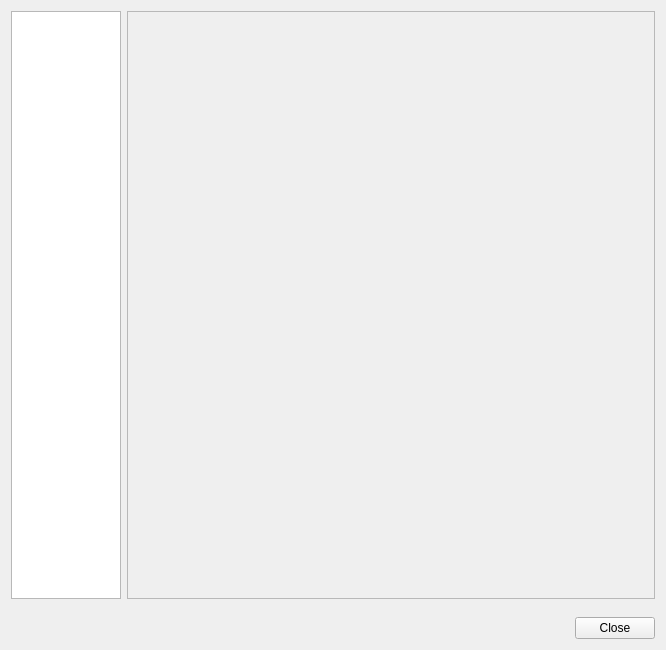
Old version of the form src/preferences/configdialog.ui in the repository MUME/MMapper.
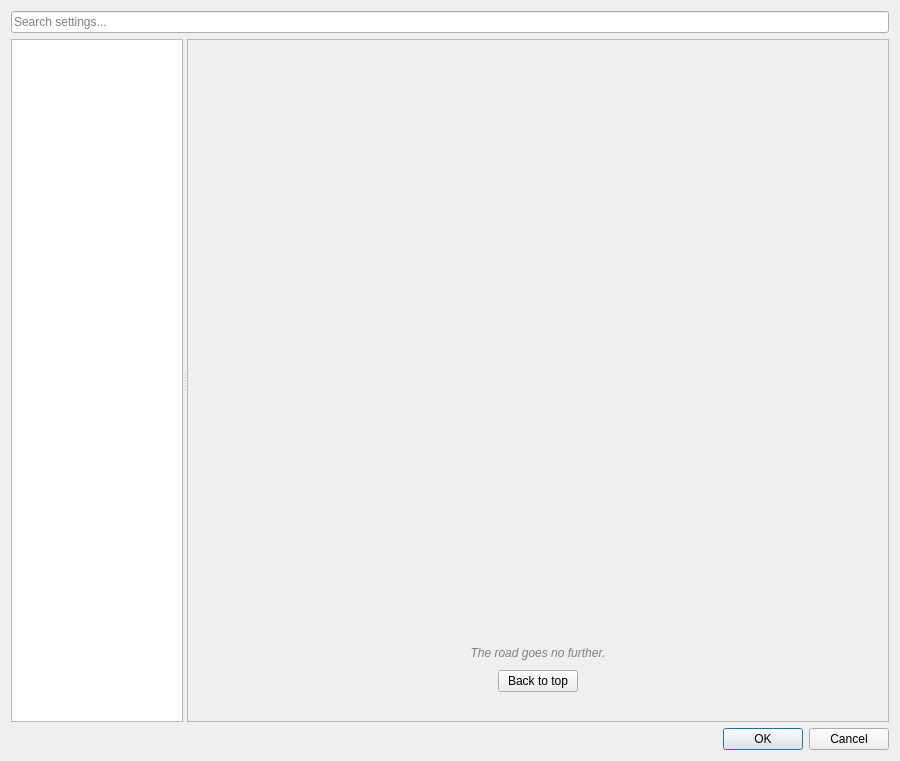
New version of the form.

Commit message: overhaul Preferences dialog with search and scroll-sync (#518)

The edit to the form file:
```diff
--- a/src/preferences/configdialog.ui
+++ b/src/preferences/configdialog.ui
@@ -6,106 +6,198 @@
    <rect>
     <x>0</x>
     <y>0</y>
-    <width>666</width>
-    <height>650</height>
+    <width>900</width>
+    <height>761</height>
    </rect>
   </property>
   <layout class="QVBoxLayout" name="_4">
    <item>
     <layout class="QHBoxLayout" name="_3">
      <item>
-      <widget class="QListWidget" name="contentsWidget">
-       <property name="minimumSize">
-        <size>
-         <width>110</width>
-         <height>0</height>
-        </size>
+      <widget class="QLineEdit" name="searchBar">
+       <property name="placeholderText">
+        <string>Search settings...</string>
        </property>
-       <property name="maximumSize">
-        <size>
-         <width>110</width>
-         <height>16777215</height>
-        </size>
-       </property>
-       <property name="iconSize">
-        <size>
-         <width>70</width>
-         <height>70</height>
-        </size>
-       </property>
-       <property name="spacing">
-        <number>9</number>
-       </property>
-       <property name="viewMode">
-        <enum>QListView::IconMode</enum>
+       <property name="clearButtonEnabled">
+        <bool>true</bool>
        </property>
       </widget>
      </item>
-     <item>
+    </layout>
+   </item>
+   <item>
+    <widget class="QSplitter" name="mainSplitter">
+     <property name="sizePolicy">
+      <sizepolicy hsizetype="Expanding" vsizetype="MinimumExpanding">
+       <horstretch>0</horstretch>
+       <verstretch>0</verstretch>
+      </sizepolicy>
+     </property>
+     <property name="orientation">
+      <enum>Qt::Orientation::Horizontal</enum>
+     </property>
+     <widget class="QListWidget" name="contentsWidget">
+      <property name="sizePolicy">
+       <sizepolicy hsizetype="Minimum" vsizetype="Minimum">
+        <horstretch>0</horstretch>
+        <verstretch>0</verstretch>
+       </sizepolicy>
+      </property>
+      <property name="sizeAdjustPolicy">
+       <enum>QAbstractScrollArea::SizeAdjustPolicy::AdjustToContents</enum>
+      </property>
+     </widget>
+     <widget class="QStackedWidget" name="rightStack">
+      <property name="currentIndex">
+       <number>0</number>
+      </property>
       <widget class="QScrollArea" name="pagesScrollArea">
-       <property name="minimumSize">
-        <size>
-         <width>520</width>
-         <height>300</height>
-        </size>
+       <property name="sizePolicy">
+        <sizepolicy hsizetype="MinimumExpanding" vsizetype="Expanding">
+         <horstretch>0</horstretch>
+         <verstretch>0</verstretch>
+        </sizepolicy>
+       </property>
+       <property name="horizontalScrollBarPolicy">
+        <enum>Qt::ScrollBarPolicy::ScrollBarAsNeeded</enum>
        </property>
        <property name="widgetResizable">
         <bool>true</bool>
        </property>
        <widget class="QWidget" name="scrollAreaWidgetContents">
-        <property name="geometry">
-         <rect>
-          <x>0</x>
-          <y>0</y>
-          <width>518</width>
-          <height>558</height>
-         </rect>
-        </property>
-        <layout class="QHBoxLayout" name="horizontalLayout_3"/>
+        <layout class="QVBoxLayout" name="scrollLayout">
+         <property name="spacing">
+          <number>20</number>
+         </property>
+         <item>
+          <spacer name="verticalSpacer_5">
+           <property name="orientation">
+            <enum>Qt::Orientation::Vertical</enum>
+           </property>
+           <property name="sizeHint" stdset="0">
+            <size>
+             <width>20</width>
+             <height>40</height>
+            </size>
+           </property>
+          </spacer>
+         </item>
+         <item>
+          <widget class="QWidget" name="footerWidget" native="true">
+           <layout class="QVBoxLayout" name="footerLayout">
+            <property name="spacing">
+             <number>10</number>
+            </property>
+            <property name="leftMargin">
+             <number>0</number>
+            </property>
+            <property name="topMargin">
+             <number>20</number>
+            </property>
+            <property name="rightMargin">
+             <number>0</number>
+            </property>
+            <property name="bottomMargin">
+             <number>20</number>
+            </property>
+            <item>
+             <widget class="QLabel" name="footerLabel">
+              <property name="styleSheet">
+               <string notr="true">color: gray; font-style: italic;</string>
+              </property>
+              <property name="text">
+               <string>The road goes no further.</string>
+              </property>
+              <property name="alignment">
+               <set>Qt::AlignmentFlag::AlignCenter</set>
+              </property>
+             </widget>
+            </item>
+            <item alignment="Qt::AlignmentFlag::AlignCenter">
+             <widget class="QPushButton" name="backToTopBtn">
+              <property name="sizePolicy">
+               <sizepolicy hsizetype="Fixed" vsizetype="Fixed">
+                <horstretch>0</horstretch>
+                <verstretch>0</verstretch>
+               </sizepolicy>
+              </property>
+              <property name="text">
+               <string>Back to top</string>
+              </property>
+             </widget>
+            </item>
+           </layout>
+          </widget>
+         </item>
+        </layout>
        </widget>
       </widget>
-     </item>
-    </layout>
-   </item>
-   <item>
-    <spacer name="closeSpacer">
-     <property name="orientation">
-      <enum>Qt::Vertical</enum>
-     </property>
-     <property name="sizeType">
-      <enum>QSizePolicy::Fixed</enum>
-     </property>
-     <property name="sizeHint" stdset="0">
-      <size>
-       <width>12</width>
-       <height>12</height>
-      </size>
-     </property>
-    </spacer>
-   </item>
-   <item>
-    <layout class="QHBoxLayout" name="_2">
-     <item>
-      <spacer name="horizontalSpacer">
-       <property name="orientation">
-        <enum>Qt::Horizontal</enum>
+      <widget class="QListWidget" name="searchResultsList"/>
+      <widget class="QWidget" name="noResultsPage">
+       <property name="sizePolicy">
+        <sizepolicy hsizetype="MinimumExpanding" vsizetype="MinimumExpanding">
+         <horstretch>0</horstretch>
+         <verstretch>0</verstretch>
+        </sizepolicy>
        </property>
-       <property name="sizeHint" stdset="0">
-        <size>
-         <width>40</width>
-         <height>20</height>
-        </size>
-       </property>
-      </spacer>
-     </item>
-     <item>
-      <widget class="QPushButton" name="closeButton">
-       <property name="text">
-        <string>Close</string>
-       </property>
+       <layout class="QVBoxLayout" name="noResultsLayout">
+        <item>
+         <spacer name="verticalSpacer_3">
+          <property name="orientation">
+           <enum>Qt::Orientation::Vertical</enum>
+          </property>
+          <property name="sizeHint" stdset="0">
+           <size>
+            <width>20</width>
+            <height>40</height>
+           </size>
+          </property>
+         </spacer>
+        </item>
+        <item>
+         <widget class="QLabel" name="noResultsLabel">
+          <property name="styleSheet">
+           <string notr="true">font-size: 14pt; color: gray; font-weight: bold;</string>
+          </property>
+          <property name="text">
+           <string>No matches found!
+Maybe try searching for something else? 🔎</string>
+          </property>
+          <property name="alignment">
+           <set>Qt::AlignmentFlag::AlignCenter</set>
+          </property>
+          <property name="wordWrap">
+           <bool>true</bool>
+          </property>
+          <property name="margin">
+           <number>20</number>
+          </property>
+         </widget>
+        </item>
+        <item>
+         <spacer name="verticalSpacer_4">
+          <property name="orientation">
+           <enum>Qt::Orientation::Vertical</enum>
+          </property>
+          <property name="sizeHint" stdset="0">
+           <size>
+            <width>20</width>
+            <height>40</height>
+           </size>
+          </property>
+         </spacer>
+        </item>
+       </layout>
       </widget>
-     </item>
-    </layout>
+     </widget>
+    </widget>
+   </item>
+   <item>
+    <widget class="QDialogButtonBox" name="buttonBox">
+     <property name="standardButtons">
+      <set>QDialogButtonBox::StandardButton::Cancel|QDialogButtonBox::StandardButton::Ok</set>
+     </property>
+    </widget>
    </item>
   </layout>
  </widget>
```
Left out of the diff: 4 changed lines with no effect on the pictures. The commit also changes 11 other files.
